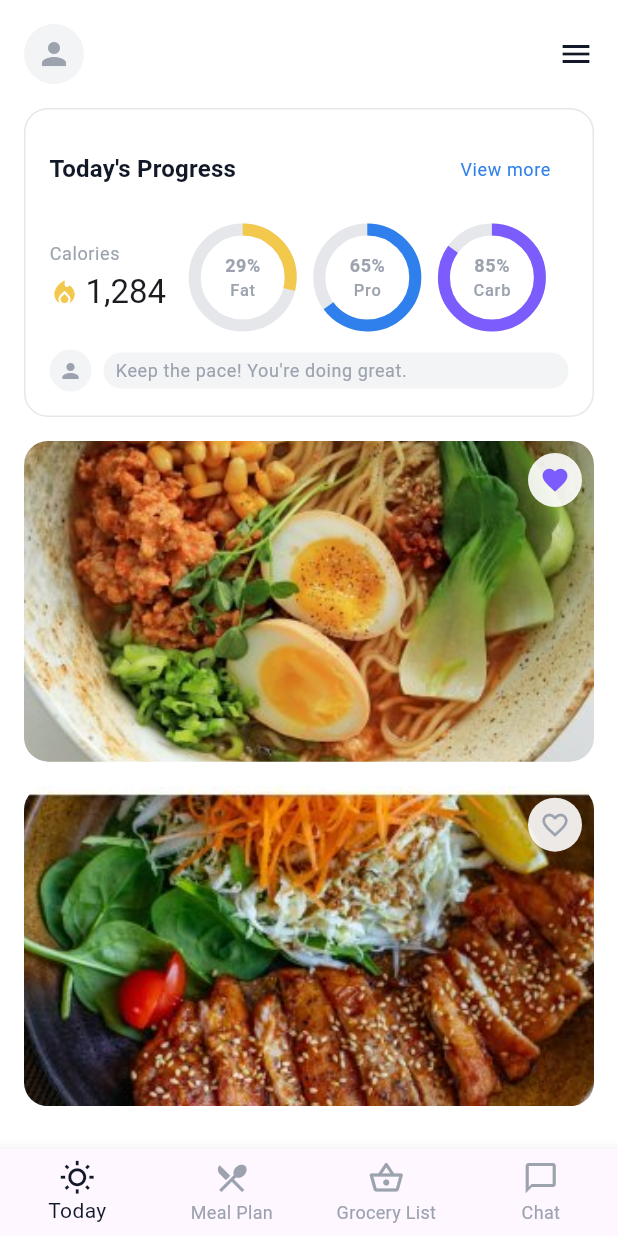
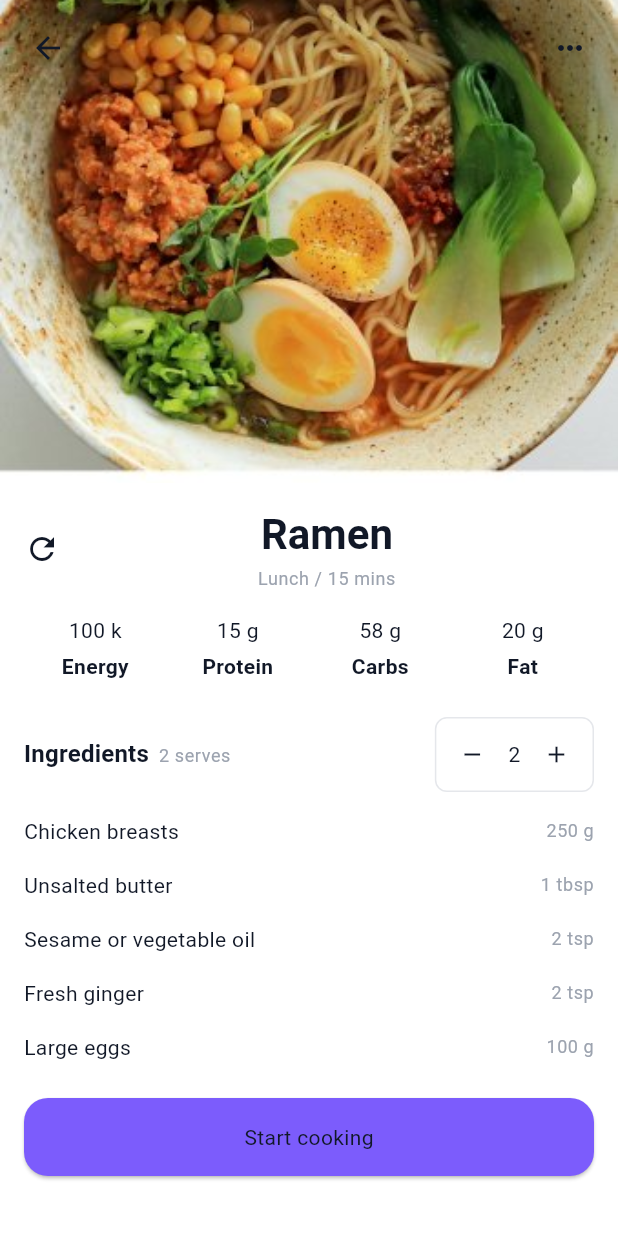
Before and after one commit to SorbanElod/mobile_meal_planner, a Flutter app: the screen it shows after launch, after a tap on the "favorite outline" icon, on a phone screen of 412 x 824 dp. Run offline on Flutter 3.47's test engine with Material 3 defaults, Android fonts, the phone set to English and light mode, and no system bars; our stand-ins replace material_ui; network calls fail.

Commit message:
recipe page

```diff
--- /dev/null
+++ b/lib/core/widgets/primary_button.dart
@@ -0,0 +1,26 @@
+import 'package:material_ui/material_ui.dart';
+
+import '../theme/app_spacing.dart';
+
+/// The one button style used across the app (styled via
+/// [AppTheme]'s elevatedButtonTheme: primary bg, md radius).
+class PrimaryButton extends StatelessWidget {
+  final String label;
+  final VoidCallback? onPressed;
+
+  const PrimaryButton({super.key, required this.label, this.onPressed});
+
+  @override
+  Widget build(BuildContext context) {
+    return SizedBox(
+      width: double.infinity,
+      child: ElevatedButton(
+        onPressed: onPressed,
+        style: ElevatedButton.styleFrom(
+          padding: const EdgeInsets.symmetric(vertical: AppSpacing.md),
+        ),
+        child: Text(label, style: Theme.of(context).textTheme.bodyMedium),
+      ),
+    );
+  }
+}
--- a/lib/features/home/presentation/home_screen.dart
+++ b/lib/features/home/presentation/home_screen.dart
@@ -2,7 +2,9 @@ import 'package:material_ui/material_ui.dart';
 
 import '../../../core/theme/app_colors.dart';
 import '../../../core/theme/app_spacing.dart';
+import '../../recipes/models/recipe.dart';
 import '../../recipes/presentation/recipe_card.dart';
+import '../../recipes/presentation/recipe_details_screen.dart';
 import 'home_view_model.dart';
 import 'widgets/progress_card.dart';
 
@@ -82,12 +84,20 @@ class HomeScreen extends StatelessWidget {
             final recipe = viewModel.recipes[index];
             return Padding(
               padding: const EdgeInsets.only(bottom: AppSpacing.md),
-              // Navigation is wired in MP-05; until then the card is not tappable.
-              child: RecipeCard(recipe: recipe),
+              child: RecipeCard(
+                recipe: recipe,
+                onTap: () => _openDetails(context, recipe),
+              ),
             );
           },
         );
     }
+  }
+
+  void _openDetails(BuildContext context, Recipe recipe) {
+    Navigator.of(context).push(
+      MaterialPageRoute(builder: (_) => RecipeDetailsScreen(recipe: recipe)),
+    );
   }
 
   Widget _buildNav() {
--- a/lib/features/recipes/data/recipe_repository.dart
+++ b/lib/features/recipes/data/recipe_repository.dart
@@ -30,11 +30,11 @@ class MockRecipeRepository implements RecipeRepository {
       carbsG: 58,
       fatG: 20,
       ingredients: [
-        Ingredient(name: 'Chicken breasts', amount: '250 g'),
-        Ingredient(name: 'Unsalted butter', amount: '1 tbsp'),
-        Ingredient(name: 'Sesame or vegetable oil', amount: '2 tsp'),
-        Ingredient(name: 'Fresh ginger', amount: '2 tsp'),
-        Ingredient(name: 'Large eggs', amount: '100 g'),
+        Ingredient(name: 'Chicken breasts', amountPerServe: 125, unit: 'g'),
+        Ingredient(name: 'Unsalted butter', amountPerServe: 0.5, unit: 'tbsp'),
+        Ingredient(name: 'Sesame or vegetable oil', amountPerServe: 1, unit: 'tsp'),
+        Ingredient(name: 'Fresh ginger', amountPerServe: 1, unit: 'tsp'),
+        Ingredient(name: 'Large eggs', amountPerServe: 50, unit: 'g'),
       ],
     ),
     Recipe(
@@ -48,10 +48,10 @@ class MockRecipeRepository implements RecipeRepository {
       carbsG: 22,
       fatG: 12,
       ingredients: [
-        Ingredient(name: 'Salmon fillet', amount: '180 g'),
-        Ingredient(name: 'Spinach', amount: '100 g'),
-        Ingredient(name: 'Shredded carrot', amount: '50 g'),
-        Ingredient(name: 'Lemon', amount: '1/2 pc'),
+        Ingredient(name: 'Salmon fillet', amountPerServe: 90, unit: 'g'),
+        Ingredient(name: 'Spinach', amountPerServe: 50, unit: 'g'),
+        Ingredient(name: 'Shredded carrot', amountPerServe: 25, unit: 'g'),
+        Ingredient(name: 'Lemon', amountPerServe: 0.5, unit: 'pc'),
       ],
     ),
     Recipe(
@@ -65,10 +65,10 @@ class MockRecipeRepository implements RecipeRepository {
       carbsG: 30,
       fatG: 14,
       ingredients: [
-        Ingredient(name: 'Chicken thigh', amount: '300 g'),
-        Ingredient(name: 'Bell pepper', amount: '1 pc'),
-        Ingredient(name: 'Red onion', amount: '1 pc'),
-        Ingredient(name: 'Olive oil', amount: '2 tbsp'),
+        Ingredient(name: 'Chicken thigh', amountPerServe: 150, unit: 'g'),
+        Ingredient(name: 'Bell pepper', amountPerServe: 0.5, unit: 'pc'),
+        Ingredient(name: 'Red onion', amountPerServe: 0.5, unit: 'pc'),
+        Ingredient(name: 'Olive oil', amountPerServe: 1, unit: 'tbsp'),
       ],
     ),
     Recipe(
@@ -82,10 +82,10 @@ class MockRecipeRepository implements RecipeRepository {
       carbsG: 38,
       fatG: 8,
       ingredients: [
-        Ingredient(name: 'Tofu', amount: '150 g'),
-        Ingredient(name: 'Broccoli', amount: '120 g'),
-        Ingredient(name: 'Soy sauce', amount: '1 tbsp'),
-        Ingredient(name: 'Sesame seeds', amount: '1 tsp'),
+        Ingredient(name: 'Tofu', amountPerServe: 75, unit: 'g'),
+        Ingredient(name: 'Broccoli', amountPerServe: 60, unit: 'g'),
+        Ingredient(name: 'Soy sauce', amountPerServe: 0.5, unit: 'tbsp'),
+        Ingredient(name: 'Sesame seeds', amountPerServe: 0.5, unit: 'tsp'),
       ],
     ),
     Recipe(
@@ -99,10 +99,10 @@ class MockRecipeRepository implements RecipeRepository {
       carbsG: 72,
       fatG: 12,
       ingredients: [
-        Ingredient(name: 'Penne', amount: '200 g'),
-        Ingredient(name: 'Cherry tomatoes', amount: '100 g'),
-        Ingredient(name: 'Parmesan', amount: '30 g'),
-        Ingredient(name: 'Basil', amount: '5 leaves'),
+        Ingredient(name: 'Penne', amountPerServe: 100, unit: 'g'),
+        Ingredient(name: 'Cherry tomatoes', amountPerServe: 50, unit: 'g'),
+        Ingredient(name: 'Parmesan', amountPerServe: 15, unit: 'g'),
+        Ingredient(name: 'Basil', amountPerServe: 2.5, unit: 'leaves'),
       ],
     ),
     Recipe(
@@ -116,10 +116,10 @@ class MockRecipeRepository implements RecipeRepository {
       carbsG: 30,
       fatG: 16,
       ingredients: [
-        Ingredient(name: 'Bread slice', amount: '2 pcs'),
-        Ingredient(name: 'Avocado', amount: '1 pc'),
-        Ingredient(name: 'Egg', amount: '1 pc'),
-        Ingredient(name: 'Chili flakes', amount: '1 pinch'),
+        Ingredient(name: 'Bread slice', amountPerServe: 1, unit: 'pc'),
+        Ingredient(name: 'Avocado', amountPerServe: 0.5, unit: 'pc'),
+        Ingredient(name: 'Egg', amountPerServe: 0.5, unit: 'pc'),
+        Ingredient(name: 'Chili flakes', amountPerServe: 0.5, unit: 'pinch'),
       ],
     ),
   ];
--- a/lib/features/recipes/models/recipe.dart
+++ b/lib/features/recipes/models/recipe.dart
@@ -1,9 +1,25 @@
-/// Immutable ingredient row: name left, amount right (e.g. "250 g").
+/// Immutable ingredient row: name left, scaled amount right (e.g. "250 g"
+/// for 2 serves). Amounts are stored per serve so the serves stepper can
+/// recompute them.
 class Ingredient {
   final String name;
-  final String amount;
+  final double amountPerServe;
+  final String unit;
 
-  const Ingredient({required this.name, required this.amount});
+  const Ingredient({
+    required this.name,
+    required this.amountPerServe,
+    required this.unit,
+  });
+
+  /// Display amount for [serves] people, e.g. "250 g" or "1.5 tbsp".
+  String amountFor(int serves) {
+    final value = amountPerServe * serves;
+    final formatted = (value % 1 == 0)
+        ? value.toInt().toString()
+        : value.toStringAsFixed(1);
+    return '$formatted $unit';
+  }
 }
 
 /// Data model for a recipe. All fields are final and the constructor is
--- /dev/null
+++ b/lib/features/recipes/presentation/recipe_details_screen.dart
@@ -0,0 +1,272 @@
+import 'package:material_ui/material_ui.dart';
+
+import '../../../core/theme/app_colors.dart';
+import '../../../core/theme/app_spacing.dart';
+import '../../../core/theme/app_theme.dart';
+import '../../../core/widgets/primary_button.dart';
+import '../models/recipe.dart';
+
+/// Recipe Details: hero image with back button, bottom sheet with title,
+/// nutrition stats, scalable ingredients and the Start cooking button.
+/// Works for any recipe — data arrives via the constructor.
+class RecipeDetailsScreen extends StatefulWidget {
+  final Recipe recipe;
+
+  const RecipeDetailsScreen({super.key, required this.recipe});
+
+  @override
+  State<RecipeDetailsScreen> createState() => _RecipeDetailsScreenState();
+}
+
+class _RecipeDetailsScreenState extends State<RecipeDetailsScreen> {
+  int _serves = 2; // local UI state: only this screen's stepper changes it
+
+  Recipe get _recipe => widget.recipe;
+
+  @override
+  Widget build(BuildContext context) {
+    return Scaffold(
+      body: Column(
+        children: [
+          SizedBox(
+            height: MediaQuery.sizeOf(context).height * 0.42,
+            width: double.infinity,
+            child: Stack(
+              fit: StackFit.expand,
+              children: [
+                Image(
+                  image: _imageProvider(_recipe.imageUrl),
+                  fit: BoxFit.cover,
+                  errorBuilder: (context, error, stackTrace) => Container(
+                    color: AppColors.bubble,
+                    child: const Icon(
+                      Icons.restaurant_menu,
+                      color: AppColors.textSecondary,
+                    ),
+                  ),
+                ),
+                Positioned(
+                  top: AppSpacing.sm,
+                  left: AppSpacing.sm,
+                  child: IconButton(
+                    icon: const Icon(
+                      Icons.arrow_back,
+                      color: AppColors.textPrimary,
+                    ),
+                    onPressed: () => Navigator.of(context).pop(),
+                  ),
+                ),
+                Positioned(
+                  top: AppSpacing.sm,
+                  right: AppSpacing.sm,
+                  child: IconButton(
+                    icon: const Icon(
+                      Icons.more_horiz,
+                      color: AppColors.textPrimary,
+                    ),
+                    onPressed: () {},
+                  ),
+                ),
+              ],
+            ),
+          ),
+          Expanded(
+            // Pull the sheet up over the hero's bottom edge (rounded top corners).
+            child: Transform.translate(
+              offset: const Offset(0, -AppSpacing.lg),
+              child: Container(
+                width: double.infinity,
+                padding: const EdgeInsets.all(AppSpacing.md),
+                decoration: BoxDecoration(
+                  color: AppColors.surface,
+                  borderRadius: AppRadius.lg.copyWith(
+                    bottomLeft: Radius.zero,
+                    bottomRight: Radius.zero,
+                  ),
+                ),
+                child: Column(
+                  crossAxisAlignment: CrossAxisAlignment.start,
+                  children: [
+                    _TitleRow(recipe: _recipe),
+                    const SizedBox(height: AppSpacing.md),
+                    _NutritionRow(recipe: _recipe),
+                    const SizedBox(height: AppSpacing.lg),
+                    _IngredientsHeader(
+                      serves: _serves,
+                      onServesChanged: (v) => setState(() => _serves = v),
+                    ),
+                    const SizedBox(height: AppSpacing.sm),
+                    Expanded(
+                      child: ListView.builder(
+                        physics: const ClampingScrollPhysics(),
+                        itemCount: _recipe.ingredients.length,
+                        itemBuilder: (context, index) {
+                          final ingredient = _recipe.ingredients[index];
+                          return _IngredientRow(
+                            name: ingredient.name,
+                            amount: ingredient.amountFor(_serves),
+                          );
+                        },
+                      ),
+                    ),
+                    const SizedBox(height: AppSpacing.md),
+                    PrimaryButton(label: 'Start cooking', onPressed: () {}),
+                  ],
+                ),
+              ),
+            ),
+          ),
+        ],
+      ),
+    );
+  }
+
+  static ImageProvider _imageProvider(String imageUrl) {
+    return imageUrl.startsWith('assets/')
+        ? AssetImage(imageUrl)
+        : NetworkImage(imageUrl);
+  }
+}
+
+class _TitleRow extends StatelessWidget {
+  final Recipe recipe;
+  const _TitleRow({required this.recipe});
+
+  @override
+  Widget build(BuildContext context) {
+    final textTheme = Theme.of(context).textTheme;
+    return Row(
+      children: [
+        const Icon(Icons.refresh, color: AppColors.textPrimary),
+        Expanded(
+          child: Column(
+            children: [
+              Text(
+                recipe.title,
+                style: textTheme.headlineMedium,
+                textAlign: TextAlign.center,
+                overflow: TextOverflow.ellipsis,
+              ),
+              const SizedBox(height: AppSpacing.xs),
+              Text(
+                recipe.subtitle,
+                style: textTheme.bodySmall,
+                textAlign: TextAlign.center,
+              ),
+            ],
+          ),
+        ),
+      ],
+    );
+  }
+}
+
+class _NutritionRow extends StatelessWidget {
+  final Recipe recipe;
+  const _NutritionRow({required this.recipe});
+
+  @override
+  Widget build(BuildContext context) {
+    return Row(
+      children: [
+        _NutritionStat(value: '${recipe.energyKcal} k', label: 'Energy'),
+        _NutritionStat(value: '${recipe.proteinG} g', label: 'Protein'),
+        _NutritionStat(value: '${recipe.carbsG} g', label: 'Carbs'),
+        _NutritionStat(value: '${recipe.fatG} g', label: 'Fat'),
+      ],
+    );
+  }
+}
+
+class _NutritionStat extends StatelessWidget {
+  final String value;
+  final String label;
+  const _NutritionStat({required this.value, required this.label});
+
+  @override
+  Widget build(BuildContext context) {
+    final textTheme = Theme.of(context).textTheme;
+    return Expanded(
+      child: Column(
+        children: [
+          Text(value, style: textTheme.bodyMedium),
+          const SizedBox(height: AppSpacing.xs),
+          Text(
+            label,
+            style: textTheme.bodyMedium?.copyWith(fontWeight: FontWeight.w700),
+          ),
+        ],
+      ),
+    );
+  }
+}
+
+class _IngredientsHeader extends StatelessWidget {
+  final int serves;
+  final ValueChanged<int> onServesChanged;
+  const _IngredientsHeader({
+    required this.serves,
+    required this.onServesChanged,
+  });
+
+  @override
+  Widget build(BuildContext context) {
+    final textTheme = Theme.of(context).textTheme;
+    return Row(
+      mainAxisAlignment: MainAxisAlignment.spaceBetween,
+      children: [
+        Text.rich(
+          TextSpan(
+            text: 'Ingredients',
+            style: textTheme.titleMedium,
+            children: [
+              TextSpan(text: '  $serves serves', style: textTheme.bodySmall),
+            ],
+          ),
+        ),
+        Container(
+          decoration: BoxDecoration(
+            border: Border.all(color: AppColors.border),
+            borderRadius: AppRadius.sm,
+          ),
+          child: Row(
+            children: [
+              IconButton(
+                icon: const Icon(Icons.remove, size: 18),
+                onPressed: serves > 1
+                    ? () => onServesChanged(serves - 1)
+                    : null,
+              ),
+              Text('$serves', style: textTheme.bodyMedium),
+              IconButton(
+                icon: const Icon(Icons.add, size: 18),
+                onPressed: () => onServesChanged(serves + 1),
+              ),
+            ],
+          ),
+        ),
+      ],
+    );
+  }
+}
+
+class _IngredientRow extends StatelessWidget {
+  final String name;
+  final String amount;
+  const _IngredientRow({required this.name, required this.amount});
+
+  @override
+  Widget build(BuildContext context) {
+    final textTheme = Theme.of(context).textTheme;
+    return Padding(
+      padding: const EdgeInsets.symmetric(vertical: AppSpacing.sm),
+      child: Row(
+        mainAxisAlignment: MainAxisAlignment.spaceBetween,
+        children: [
+          Text(name, style: textTheme.bodyMedium),
+          Text(amount, style: textTheme.bodySmall),
+        ],
+      ),
+    );
+  }
+}
```
Also changed, not shown: 1 other file.
